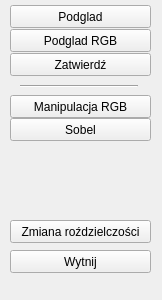
Above: edycja_obrazow/wincyj.ui from hankav21/edytor_obrazow before the change. Below: the same form after it.
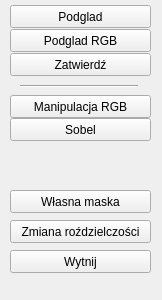
That is the form after the change.

Diff of the .ui file:
```diff
--- a/edycja_obrazow/wincyj.ui
+++ b/edycja_obrazow/wincyj.ui
@@ -127,6 +127,19 @@
      <string>Zmiana roździelczości</string>
     </property>
    </widget>
+   <widget class="QPushButton" name="pushButton_wlasna_maska">
+    <property name="geometry">
+     <rect>
+      <x>10</x>
+      <y>190</y>
+      <width>141</width>
+      <height>23</height>
+     </rect>
+    </property>
+    <property name="text">
+     <string>Własna maska</string>
+    </property>
+   </widget>
   </widget>
  </widget>
  <resources/>
```
